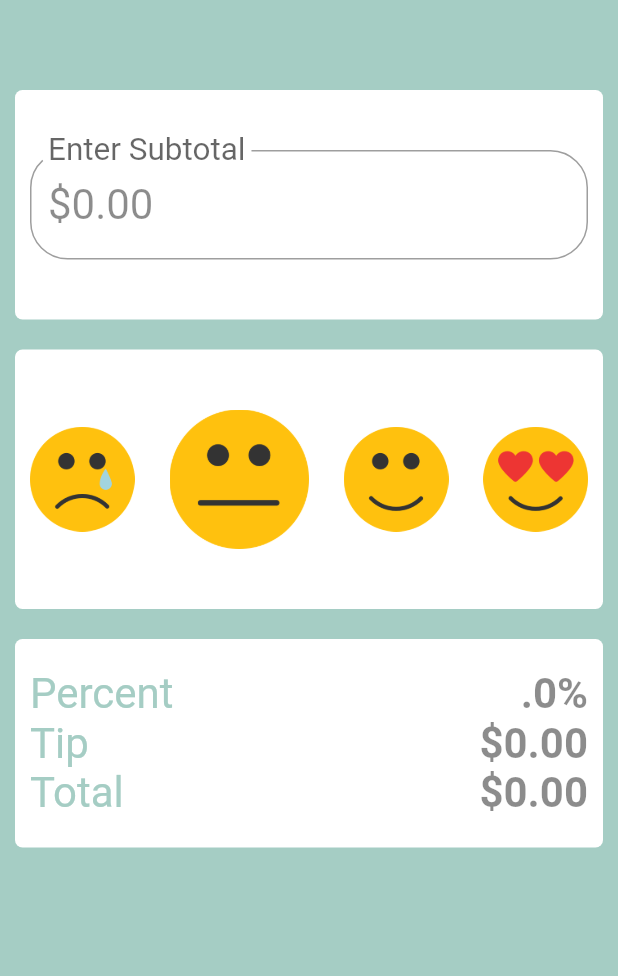
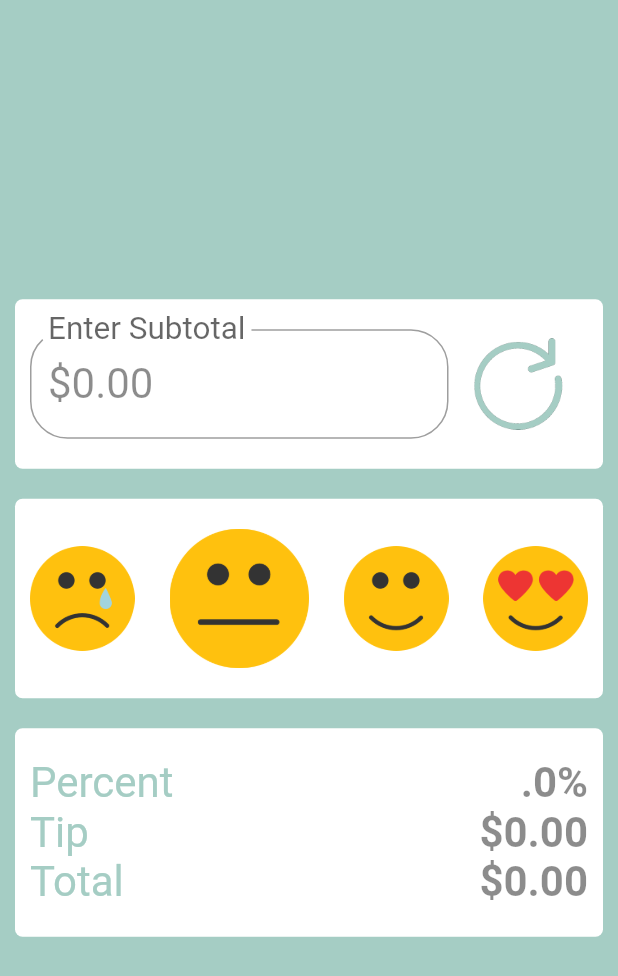
Before and after one commit to jbraunschweiger/Smart-Tip, a Flutter app: the screen it shows after launch, after a tap on "Yes", on a phone screen of 412 x 824 dp. Shown: the top 976 px of the screen. Run offline on Flutter 3.47's test engine with Material 2 defaults, Android fonts, the light colour scheme and no system bars; our stand-ins replace cloud_firestore, flutter_masked_text, geolocator; accounts and stored records are empty; Roboto replaces fonts that are missing (Montserrat).

Commit message:
Added a refresh button

```diff
--- a/lib/main.dart
+++ b/lib/main.dart
@@ -28,7 +28,6 @@ class HomePage extends State<MyApp> {
   MoneyMaskedTextController moneyFormatter;
   NumberFormat textMoneyFormatter;
 
-  MoneyMaskedTextController alternateMoneyFormatter;
   var satisfactionFlex = [3, 4, 3, 3];
   static int happiness = -1;
 
@@ -60,6 +59,14 @@ class HomePage extends State<MyApp> {
         _locale = Helper.getLocale(countryCode);
         textMoneyFormatter = NumberFormat.simpleCurrency(locale: _locale);
         currencySymbol = textMoneyFormatter.currencySymbol;
+
+        initialize();
+      });
+    });
+  }
+
+  void initialize() {
+    this.setState(() {
       moneyFormatter = MoneyMaskedTextController(
           decimalSeparator: '.',
           thousandSeparator: ',',
@@ -69,17 +76,15 @@ class HomePage extends State<MyApp> {
           subtotal = moneyFormatter.numberValue;
         });
       });
-        alternateMoneyFormatter = MoneyMaskedTextController(
-            decimalSeparator: '.',
-            thousandSeparator: ',',
-            leftSymbol: currencySymbol);
-        alternateMoneyFormatter.addListener(() {
-          this.setState(() {
-            alternative = alternateMoneyFormatter.numberValue;
-          });
-        });
-        this.setState(() {});
-      });
+
+      subtotal = 0.0;
+      alternative = 0.0;
+      restaurantPrice = 0.0;
+      satisfactionFlex = [3, 4, 3, 3];
+      happiness = -1;
+
+      feedbackInteracted = false;
+      feedbackRequired = true;
     });
   }
 
@@ -99,42 +104,42 @@ class HomePage extends State<MyApp> {
                     left: 10, right: 10, top: 10, bottom: 10),
                 child: Center(
                   child: Column(
-                    mainAxisAlignment: MainAxisAlignment.start,
+                    mainAxisAlignment: MainAxisAlignment.center,
                     children: [
-                      Container(
-                          padding: const EdgeInsets.only(
-                              left: 10, right: 10, top: 40, bottom: 40),
-                          margin: const EdgeInsets.only(top: 50, bottom: 10),
-                          decoration: BoxDecoration(
-                            color: Color.fromARGB(255, 255, 255, 255),
-                            borderRadius:
-                                new BorderRadius.all(new Radius.circular(5.0)),
-                          ),
+                      contain(Row(
+                          mainAxisAlignment: MainAxisAlignment.spaceEvenly,
+                          children: [
+                            Flexible(
+                                flex: 3,
                                 child: TextField(
                                   keyboardType: TextInputType.number,
                                   controller: moneyFormatter,
                                   cursorWidth: 0,
                                   style: TextStyle(
-                                fontSize: defaultFontSize, color: primary),
+                                      fontSize: defaultFontSize,
+                                      color: primary),
                                   decoration: InputDecoration(
                                     labelText: "Enter Subtotal",
                                     fillColor: Colors.white,
                                     border: new OutlineInputBorder(
-                                borderRadius: new BorderRadius.circular(25.0),
+                                      borderRadius:
+                                          new BorderRadius.circular(25.0),
                                       borderSide: new BorderSide(),
                                     ),
                                   ),
                                 )),
-                      Container(
-                          padding: const EdgeInsets.only(
-                              left: 10, right: 10, top: 40, bottom: 40),
-                          margin: const EdgeInsets.only(top: 10, bottom: 10),
-                          decoration: BoxDecoration(
-                            color: Color.fromARGB(255, 255, 255, 255),
-                            borderRadius:
-                                new BorderRadius.all(new Radius.circular(5.0)),
-                          ),
-                          child: Row(
+                            Flexible(
+                              flex: 1,
+                              child: FlatButton(
+                                onPressed: () {
+                                  initialize();
+                                },
+
+                                child: Image.asset("graphics/refresh.png")
+                              )
+                            )
+                          ])),
+                      contain(Row(
                           mainAxisAlignment: MainAxisAlignment.spaceEvenly,
                           children: [
                             Flexible(
@@ -147,8 +152,8 @@ class HomePage extends State<MyApp> {
                                         vibrate();
                                       });
                                     },
-                                        child: Image.asset(
-                                            "graphics/unhappy.png"))),
+                                    child:
+                                        Image.asset("graphics/unhappy.png"))),
                             Flexible(flex: 1, child: Container()),
                             Flexible(
                                 flex: satisfactionFlex[1],
@@ -160,8 +165,8 @@ class HomePage extends State<MyApp> {
                                         vibrate();
                                       });
                                     },
-                                        child: Image.asset(
-                                            "graphics/confused.png"))),
+                                    child:
+                                        Image.asset("graphics/confused.png"))),
                             Flexible(flex: 1, child: Container()),
                             Flexible(
                                 flex: satisfactionFlex[2],
@@ -173,8 +178,8 @@ class HomePage extends State<MyApp> {
                                         vibrate();
                                       });
                                     },
-                                        child: Image.asset(
-                                            "graphics/smiling.png"))),
+                                    child:
+                                        Image.asset("graphics/smiling.png"))),
                             Flexible(flex: 1, child: Container()),
                             Flexible(
                                 flex: satisfactionFlex[3],
@@ -186,19 +191,9 @@ class HomePage extends State<MyApp> {
                                         vibrate();
                                       });
                                     },
-                                        child: Image.asset(
-                                            "graphics/in-love.png")))
+                                    child: Image.asset("graphics/in-love.png")))
                           ])),
-                      Container(
-                          padding: const EdgeInsets.only(
-                              left: 10, right: 10, top: 20, bottom: 20),
-                          margin: const EdgeInsets.only(top: 10, bottom: 10),
-                          decoration: BoxDecoration(
-                            color: Color.fromARGB(255, 255, 255, 255),
-                            borderRadius:
-                                new BorderRadius.all(new Radius.circular(5.0)),
-                          ),
-                          child: Column(
+                      contain(Column(
                           crossAxisAlignment: CrossAxisAlignment.start,
                           children: [
                             Row(
@@ -259,6 +254,18 @@ class HomePage extends State<MyApp> {
             fontFamily: 'Montserrat'));
   }
 
+  Widget contain(Widget w) {
+    return Container(
+        padding:
+            const EdgeInsets.only(left: 10, right: 10, top: 20, bottom: 20),
+        margin: const EdgeInsets.only(top: 10, bottom: 10),
+        decoration: BoxDecoration(
+          color: Color.fromARGB(255, 255, 255, 255),
+          borderRadius: new BorderRadius.all(new Radius.circular(5.0)),
+        ),
+        child: w);
+  }
+
   void vibrate() {
     HapticFeedback.vibrate();
     HapticFeedback.heavyImpact();
@@ -288,15 +295,7 @@ class HomePage extends State<MyApp> {
     if (feedbackInteracted && !feedbackRequired) {
       return Container();
     }
-    return Container(
-        padding:
-            const EdgeInsets.only(left: 10, right: 10, top: 20, bottom: 20),
-        margin: const EdgeInsets.only(top: 10, bottom: 10),
-        decoration: BoxDecoration(
-          color: Color.fromARGB(255, 255, 255, 255),
-          borderRadius: new BorderRadius.all(new Radius.circular(5.0)),
-        ),
-        child: getFeedbackButton(primary, accent, defaultFontSize));
+    return contain(getFeedbackButton(primary, accent, defaultFontSize));
   }
 
   Widget getFeedbackButton(
```
Also changed, not shown: graphics/refresh.png (added). Lines whose indentation alone changed are shown as unchanged.
